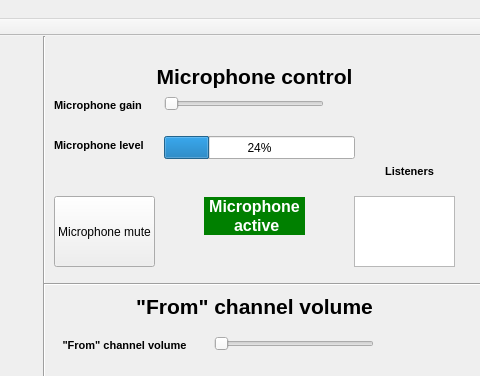
valikl/remote-translator, file TT_RemoteTranslation/remotetranslatorui.ui: the form before one commit; both pictures show x 296 to 776 and y 0 to 376 of the 776 by 663 pixel window.
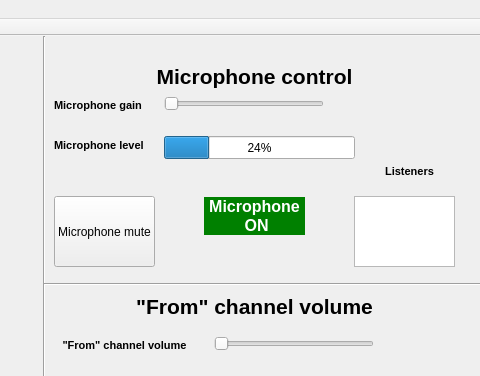
The form after the commit.

Commit message: microphone on/off

The edit to the form file:
```diff
--- a/TT_RemoteTranslation/remotetranslatorui.ui
+++ b/TT_RemoteTranslation/remotetranslatorui.ui
@@ -331,10 +331,10 @@
     <property name="text">
      <string>&lt;!DOCTYPE HTML PUBLIC &quot;-//W3C//DTD HTML 4.0//EN&quot; &quot;http://www.w3.org/TR/REC-html40/strict.dtd&quot;&gt;
 &lt;html&gt;&lt;head&gt;&lt;meta name=&quot;qrichtext&quot; content=&quot;1&quot; /&gt;&lt;style type=&quot;text/css&quot;&gt;
-p, li { white-space: pre-wrap;  background-color:green;}
+p, li { white-space: pre-wrap; }
 &lt;/style&gt;&lt;/head&gt;&lt;body style=&quot; font-family:'MS Shell Dlg 2'; font-size:8.25pt; font-weight:400; font-style:normal;&quot;&gt;
-&lt;p align=&quot;center&quot; style=&quot; margin-top:0px; margin-bottom:0px; margin-left:0px; margin-right:0px; -qt-block-indent:0; text-indent:0px;&quot;&gt;&lt;span style=&quot; font-size:12pt; font-weight:600; color:white;&quot;&gt;Microphone&lt;/span&gt;&lt;/p&gt;
-&lt;p align=&quot;center&quot; style=&quot; margin-top:0px; margin-bottom:0px; margin-left:0px; margin-right:0px; -qt-block-indent:0; text-indent:0px;&quot;&gt;&lt;span style=&quot; font-size:12pt; font-weight:600; color:white;&quot;&gt; active&lt;/span&gt;&lt;/p&gt;&lt;/body&gt;&lt;/html&gt;</string>
+&lt;p align=&quot;center&quot; style=&quot; margin-top:0px; margin-bottom:0px; margin-left:0px; margin-right:0px; -qt-block-indent:0; text-indent:0px; background-color:#008000;&quot;&gt;&lt;span style=&quot; font-size:12pt; font-weight:600; color:#ffffff;&quot;&gt;Microphone&lt;/span&gt;&lt;/p&gt;
+&lt;p align=&quot;center&quot; style=&quot; margin-top:0px; margin-bottom:0px; margin-left:0px; margin-right:0px; -qt-block-indent:0; text-indent:0px; background-color:#008000;&quot;&gt;&lt;span style=&quot; font-size:12pt; font-weight:600; color:#ffffff;&quot;&gt; ON&lt;/span&gt;&lt;/p&gt;&lt;/body&gt;&lt;/html&gt;</string>
     </property>
    </widget>
    <widget class="Line" name="line">
```
The commit also changes 2 other files.
